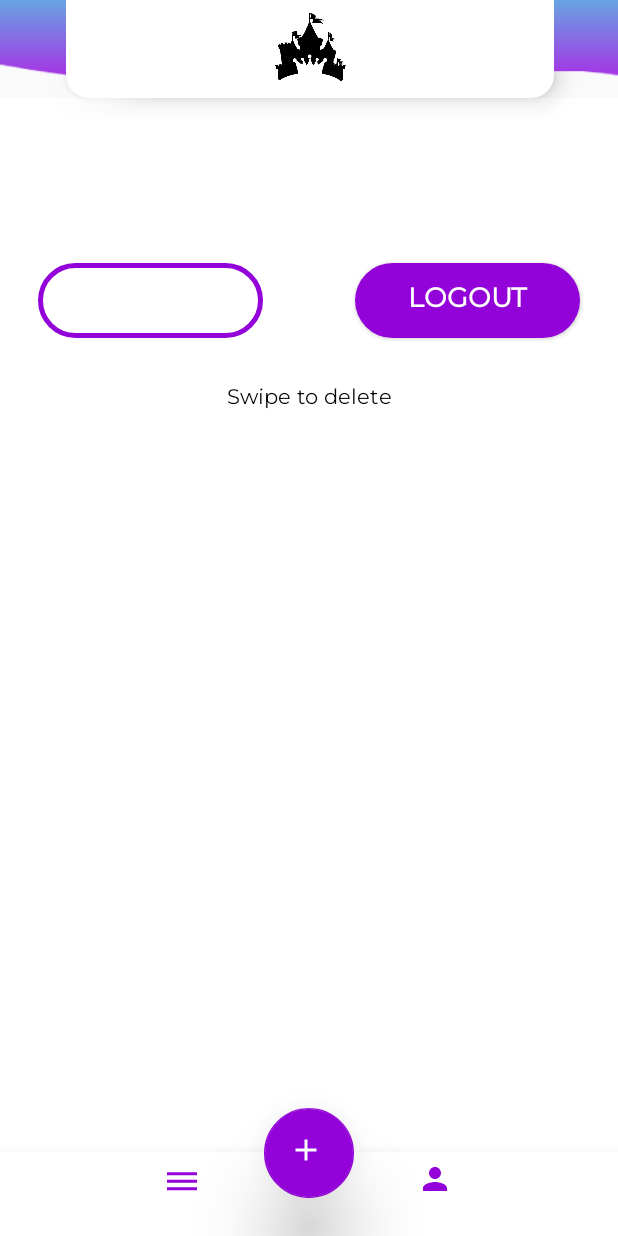
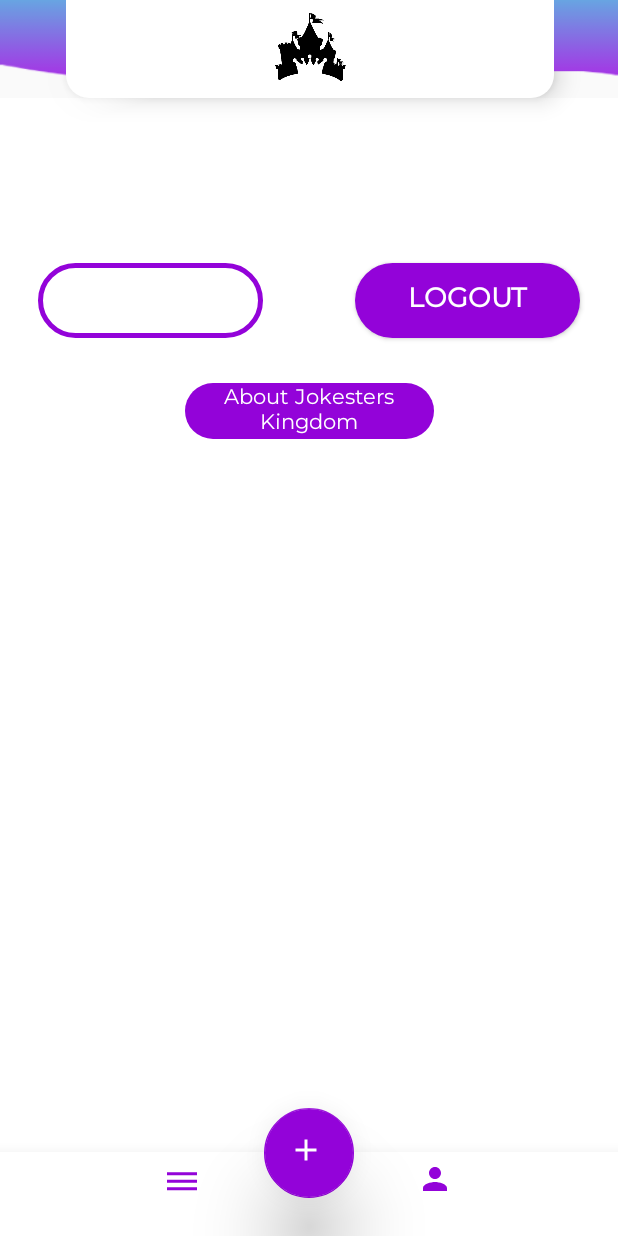
Before and after one commit to blackbird973/CapstoneProject, an Android app: the screen it shows after launch once a user with an empty profile is signed in (JokesFeed), item 2 of the bottom bar chosen, on a phone screen of 412 x 824 dp. Run offline under Robolectric (Android 15) with nearby library versions, the phone set to English and light mode, and no system bars; our stand-ins replace Firebase (no records; nobody signed in at launch, a user with empty details on screens opened directly).

Commit message:
Better Joke UI, cleaner way to delete a joke, and "about us" in the profile fragment

```diff
--- a/app/src/main/AndroidManifest.xml
+++ b/app/src/main/AndroidManifest.xml
@@ -24,6 +24,8 @@
         </activity>
         <activity android:name=".RegisterActivity" android:screenOrientation="portrait"></activity>
 
+
+
         <activity android:name=".JokesFeed" android:screenOrientation="portrait"></activity>
 
         <meta-data
--- a/app/src/main/java/yohan/jkskingdom/com/jokesterskingdom/JokeRecyclerAdapter.java
+++ b/app/src/main/java/yohan/jkskingdom/com/jokesterskingdom/JokeRecyclerAdapter.java
@@ -19,7 +19,7 @@ import com.google.firebase.firestore.FieldValue;
 import com.google.firebase.firestore.FirebaseFirestore;
 import com.google.firebase.firestore.FirebaseFirestoreException;
 import com.google.firebase.firestore.QuerySnapshot;
-
+import android.app.AlertDialog;
 import java.util.HashMap;
 import java.util.List;
 import java.util.Date;
@@ -97,6 +97,7 @@ public class JokeRecyclerAdapter extends RecyclerView.Adapter<JokeRecyclerAdapte
         holder.deleteJokeBtn.setOnClickListener(new View.OnClickListener() {
             @Override
             public void onClick(View view) {
+
 
                 firebaseFirestore.collection("Jokes").document(jokePostId).delete().addOnSuccessListener(new OnSuccessListener<Void>() {
                     @Override
@@ -213,7 +214,7 @@ public class JokeRecyclerAdapter extends RecyclerView.Adapter<JokeRecyclerAdapte
             mview = itemView;
 
             jokeLikeBtn = mview.findViewById(R.id.joke_like_btn);
-            deleteJokeBtn = mview.findViewById(R.id.delete_joke_btn);
+            deleteJokeBtn = mview.findViewById(R.id.croix_btn);
         }
 
         public void setJokeText(String jokeText){
--- a/app/src/main/res/layout/fragment_add_joke.xml
+++ b/app/src/main/res/layout/fragment_add_joke.xml
@@ -38,7 +38,7 @@
             android:fontFamily="@font/montserrat"
             android:hint=" Write your best Jokester Joke..."
             android:minLines="5"
-            android:maxLines="10"
+            android:maxLines="5"
             android:gravity="top|left"
             android:padding="10dp"
             android:singleLine="false"
--- a/app/src/main/res/layout/fragment_profile.xml
+++ b/app/src/main/res/layout/fragment_profile.xml
@@ -44,7 +44,7 @@
         android:background="@drawable/custom_button"
         android:fontFamily="@font/montserrat"
         android:text="LOGOUT"
-        android:textColor="@color/white"
+        android:textColor="@android:color/white"
         android:textSize="18sp"
         android:textStyle="bold"
         app:layout_constraintEnd_toEndOf="parent"
@@ -53,12 +53,13 @@
     <TextView
         android:id="@+id/textView5"
         android:layout_width="166dp"
-        android:layout_height="27dp"
+        android:layout_height="wrap_content"
         android:layout_marginTop="30dp"
         android:fontFamily="@font/montserrat"
-        android:text="Swipe to delete"
+        android:text="About Jokesters Kingdom"
         android:textAlignment="center"
-        android:textColor="@color/black"
+        android:textColor="@color/white"
+        android:background="@drawable/custom_button"
         app:layout_constraintLeft_toLeftOf="parent"
         app:layout_constraintRight_toRightOf="parent"
         app:layout_constraintTop_toBottomOf="@+id/btn_logout" />
--- a/app/src/main/res/values/colors.xml
+++ b/app/src/main/res/values/colors.xml
@@ -6,6 +6,6 @@
 
     <color name="black">#000</color>
     <color name="white">#fff</color>
-    <color name="magicPurple">#9303D9</color>
+    <color name="magicPurple">#9303d9</color>
     <color name="magicBLue">#68A5E2</color>
 </resources>
```
Also changed, not shown: app/src/main/res/drawable-xxxhdpi/custom_add_joke_input.xml (added, +14 -0 lines), app/src/main/res/drawable/purple_banner_joke.xml (added, +13 -0 lines), app/src/main/res/layout/joke_item.xml (+21 -12 lines), app/src/main/res/drawable/croix_rouge_new.png (added), app/src/main/res/mipmap-hdpi/action_delete_joke.png (deleted), app/src/main/res/mipmap-mdpi/action_delete_joke.png (deleted), app/src/main/res/mipmap-xhdpi/action_delete_joke.png (deleted), app/src/main/res/mipmap-xxhdpi/action_delete_joke.png (deleted), app/src/main/res/mipmap-xxxhdpi/action_delete_joke.png (deleted).
